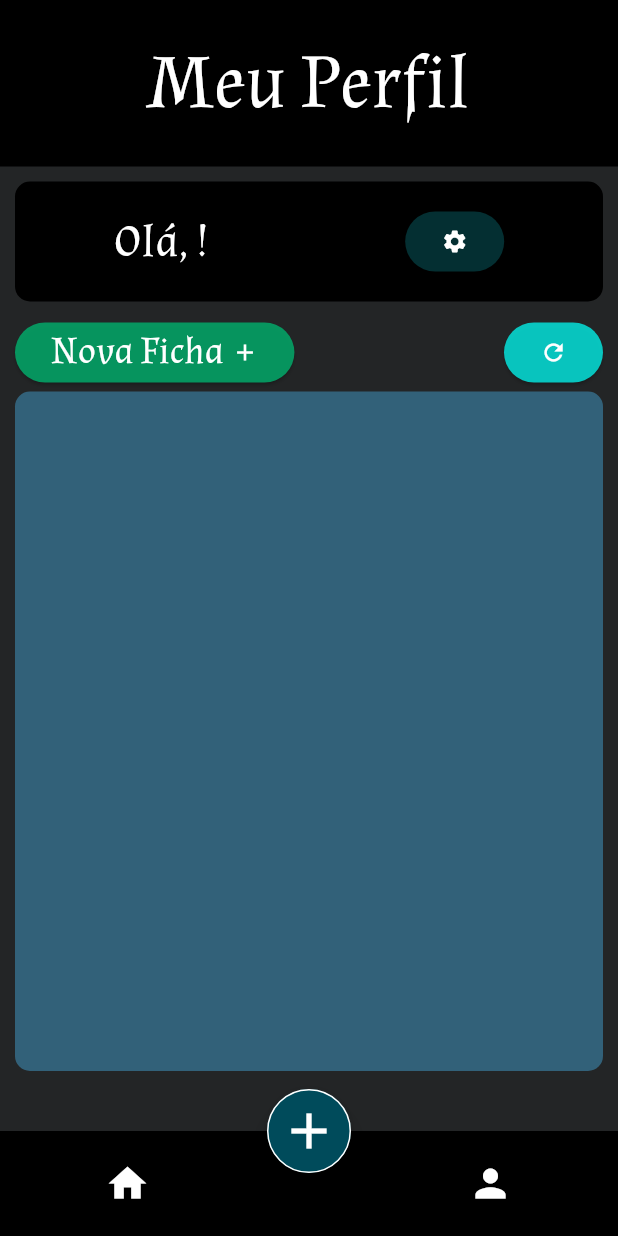
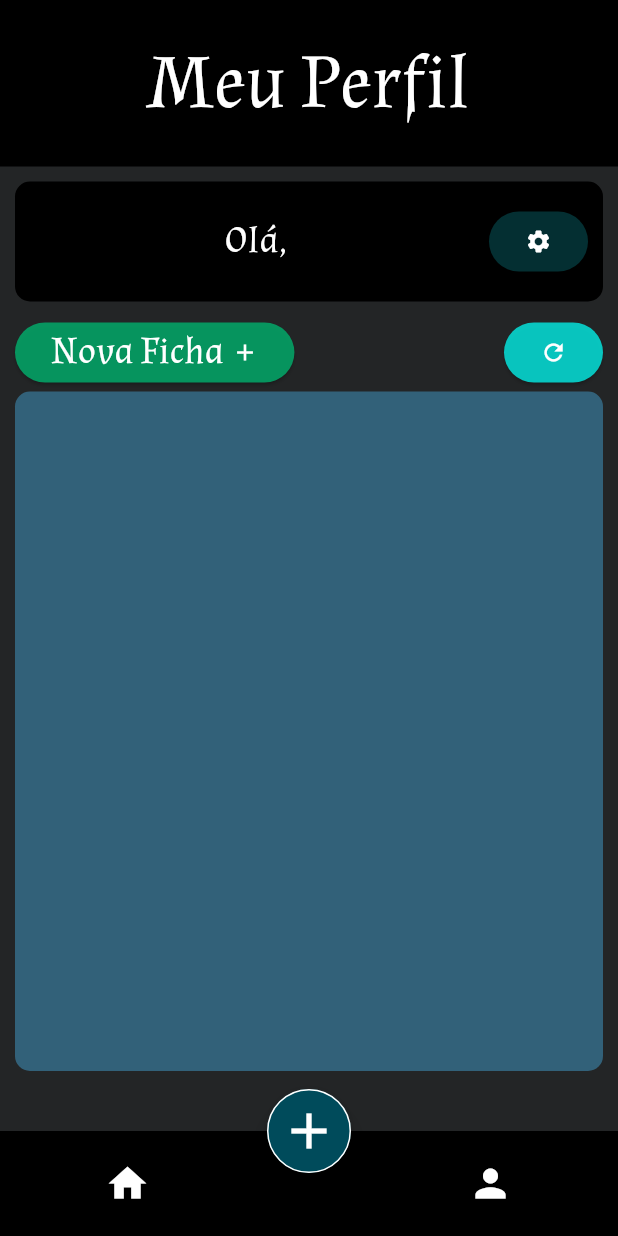
Before and after one commit to vinitava07/RPG-GO, a Flutter app: the Profile screen opened by its route, on a phone screen of 412 x 824 dp. Run offline on Flutter 3.47's test engine with Material 3 defaults, Android fonts, the phone set to English and light mode, and no system bars; our stand-ins replace flutter_dotenv, flutter_svg, google_fonts, popover, qr_flutter and 1 more; missing offline and left inert: dart:ffi, qr_code_scanner; accounts and stored records are empty.

```diff
--- a/rpg_go/lib/pages/profile.dart
+++ b/rpg_go/lib/pages/profile.dart
@@ -49,18 +49,25 @@ class _ProfileState extends State<Profile> {
                             color: Color.fromRGBO(0, 0, 0, 1),
                             borderRadius: BorderRadius.all(Radius.circular(10)),
                           ),
+                          padding: const EdgeInsets.symmetric(horizontal: 10),
                           child: Row(
-                            mainAxisAlignment: MainAxisAlignment.spaceAround,
+                            mainAxisAlignment: MainAxisAlignment.spaceBetween,
                             children: [
-                              ConstrainedBox(
-                                constraints: const BoxConstraints(maxWidth: 140),
-                                child: Text(
-                                  "Olá, ${globals.loggedUser.name}!",
-                                  style: const TextStyle(
-                                      color: Colors.white,
-                                      fontSize: 30,
-                                      fontFamily: 'Revol'),
-                                  overflow: TextOverflow.fade,
+                              Expanded(
+                                child: Center(
+                                  child: ConstrainedBox(
+                                    constraints: const BoxConstraints(maxWidth: 200),
+                                    child: SingleChildScrollView(
+                                      scrollDirection: Axis.horizontal,
+                                      child: Text(
+                                        "Olá, ${globals.loggedUser.name}",
+                                        style: const TextStyle(
+                                            color: Colors.white,
+                                            fontSize: 25,
+                                            fontFamily: 'Revol'),
+                                      ),
+                                    ),
+                                  ),
                                 ),
                               ),
                               ElevatedButton(
```
